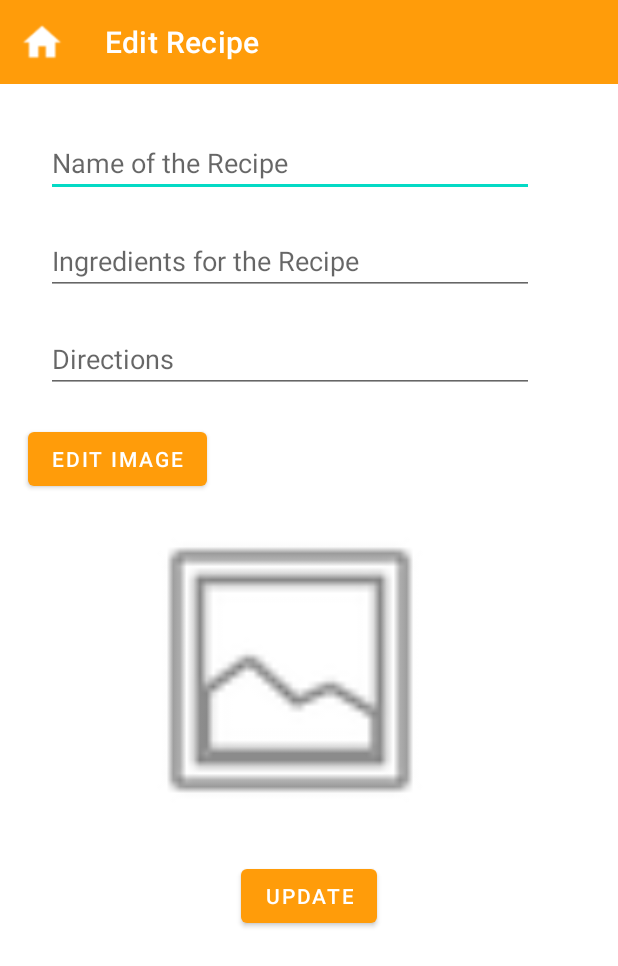
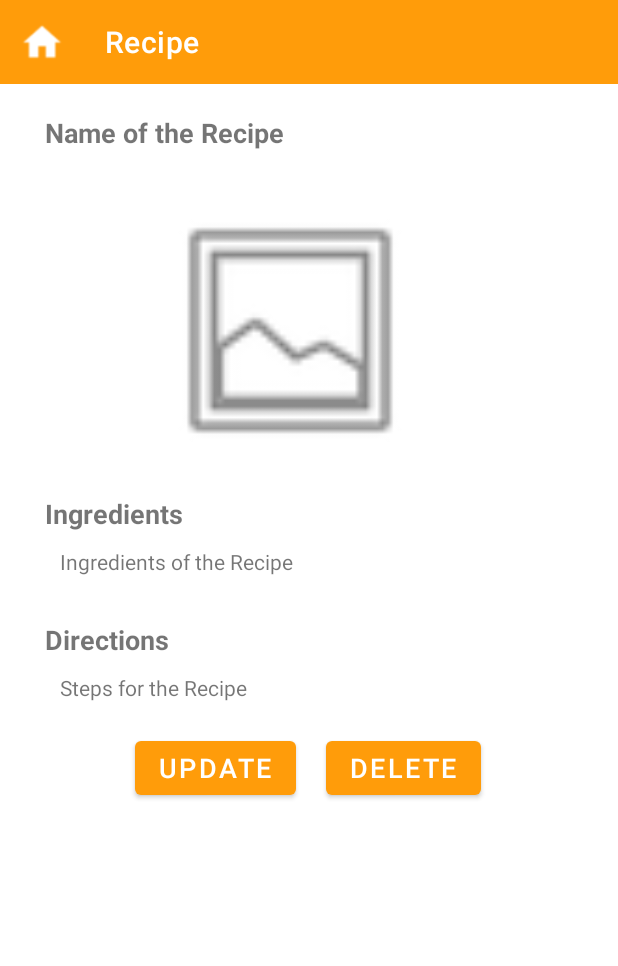
Before and after one commit to MadhaviImashi/4Flicks_BestPlan-application, an Android app: the screen it shows after launch (update_recipe before the commit, recipe after it), on a phone screen of 412 x 824 dp. Shown: the top 966 px of the screen. Run offline under Robolectric (Android 15) with nearby library versions, the phone set to English and light mode, and no system bars.

Commit message:
Completed UI for activity_recipe.xml

```diff
--- a/app/src/main/AndroidManifest.xml
+++ b/app/src/main/AndroidManifest.xml
@@ -9,13 +9,14 @@
         android:roundIcon="@mipmap/ic_launcher_round"
         android:supportsRtl="true"
         android:theme="@style/Theme.4FlicksApp">
-        <activity android:name=".recipe"></activity>
-        <activity android:name=".update_recipe">
+        <activity android:name=".recipe">
             <intent-filter>
                 <action android:name="android.intent.action.MAIN" />
 
                 <category android:name="android.intent.category.LAUNCHER" />
             </intent-filter>
+        </activity>
+        <activity android:name=".update_recipe">
         </activity>
         <activity android:name=".create_recipe"></activity>
         <activity android:name=".all_recipes_with_recipes" />
--- a/app/src/main/res/layout/activity_recipe.xml
+++ b/app/src/main/res/layout/activity_recipe.xml
@@ -6,4 +6,120 @@
     android:layout_height="match_parent"
     tools:context=".recipe">
 
+    <androidx.appcompat.widget.Toolbar
+        android:id="@+id/toolbar"
+        android:layout_width="match_parent"
+        android:layout_height="wrap_content"
+        android:background="#FF9C0A"
+        android:minHeight="?attr/actionBarSize"
+        android:theme="?attr/actionBarTheme"
+        app:layout_constraintEnd_toEndOf="parent"
+        app:layout_constraintHorizontal_bias="0.5"
+        app:layout_constraintStart_toStartOf="parent"
+        app:layout_constraintTop_toTopOf="parent"
+        app:title="@string/ToolBarTitle4"
+        app:titleMarginStart="70dp"
+        app:titleTextColor="#FFFFFF" />
+
+    <ImageView
+        android:id="@+id/home"
+        android:layout_width="58dp"
+        android:layout_height="53dp"
+        app:layout_constraintStart_toStartOf="parent"
+        app:layout_constraintTop_toTopOf="parent"
+        app:srcCompat="@drawable/home" />
+
+    <TextView
+        android:id="@+id/RecipeName"
+        android:layout_width="wrap_content"
+        android:layout_height="wrap_content"
+        android:layout_marginStart="30dp"
+        android:layout_marginTop="20dp"
+        android:text="Name of the Recipe"
+        android:textSize="18sp"
+        android:textStyle="bold"
+        app:layout_constraintStart_toStartOf="parent"
+        app:layout_constraintTop_toBottomOf="@+id/toolbar" />
+
+    <ImageView
+        android:id="@+id/RecipeImage"
+        android:layout_width="285dp"
+        android:layout_height="179dp"
+        android:layout_marginStart="50dp"
+        android:layout_marginTop="30dp"
+        android:layout_marginEnd="76dp"
+        app:layout_constraintEnd_toEndOf="parent"
+        app:layout_constraintHorizontal_bias="0.5"
+        app:layout_constraintStart_toStartOf="parent"
+        app:layout_constraintTop_toBottomOf="@+id/RecipeName"
+        app:srcCompat="@android:drawable/ic_menu_gallery" />
+
+    <TextView
+        android:id="@+id/Ingredients"
+        android:layout_width="wrap_content"
+        android:layout_height="wrap_content"
+        android:layout_marginStart="30dp"
+        android:layout_marginTop="20dp"
+        android:text="Ingredients"
+        android:textSize="18sp"
+        android:textStyle="bold"
+        app:layout_constraintStart_toStartOf="parent"
+        app:layout_constraintTop_toBottomOf="@+id/RecipeImage" />
+
+    <TextView
+        android:id="@+id/ingredientsList"
+        android:layout_width="wrap_content"
+        android:layout_height="wrap_content"
+        android:layout_marginStart="40dp"
+        android:layout_marginTop="10dp"
+        android:text="Ingredients of the Recipe"
+        app:layout_constraintStart_toStartOf="parent"
+        app:layout_constraintTop_toBottomOf="@+id/Ingredients" />
+
+    <TextView
+        android:id="@+id/Directions"
+        android:layout_width="wrap_content"
+        android:layout_height="wrap_content"
+        android:layout_marginStart="30dp"
+        android:layout_marginTop="30dp"
+        android:text="Directions"
+        android:textSize="18sp"
+        android:textStyle="bold"
+        app:layout_constraintStart_toStartOf="parent"
+        app:layout_constraintTop_toBottomOf="@+id/ingredientsList" />
+
+    <TextView
+        android:id="@+id/Steps"
+        android:layout_width="wrap_content"
+        android:layout_height="wrap_content"
+        android:layout_marginStart="40dp"
+        android:layout_marginTop="10dp"
+        android:text="Steps for the Recipe"
+        app:layout_constraintStart_toStartOf="parent"
+        app:layout_constraintTop_toBottomOf="@+id/Directions" />
+
+    <Button
+        android:id="@+id/Updatebtn"
+        android:layout_width="wrap_content"
+        android:layout_height="wrap_content"
+        android:layout_marginStart="90dp"
+        android:layout_marginTop="20dp"
+        android:text="Update"
+        android:textSize="18sp"
+        app:backgroundTint="#FF9C0A"
+        app:layout_constraintStart_toStartOf="parent"
+        app:layout_constraintTop_toBottomOf="@+id/Steps" />
+
+    <Button
+        android:id="@+id/Deletebtn"
+        android:layout_width="wrap_content"
+        android:layout_height="wrap_content"
+        android:layout_marginStart="20dp"
+        android:layout_marginTop="20dp"
+        android:text="Delete"
+        android:textSize="18sp"
+        app:backgroundTint="#FF9C0A"
+        app:layout_constraintStart_toEndOf="@+id/Updatebtn"
+        app:layout_constraintTop_toBottomOf="@+id/Steps" />
+
 </androidx.constraintlayout.widget.ConstraintLayout>
```
